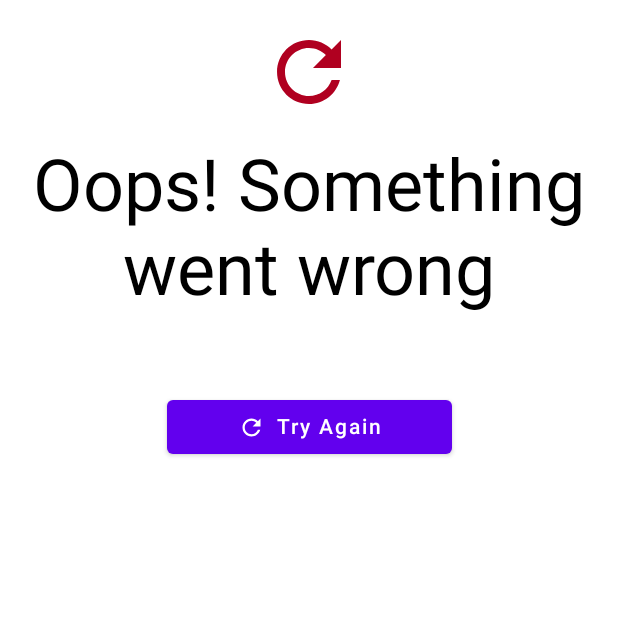
After one commit to paras-28/movie_app_jetpack_compose, an Android app built with Jetpack Compose: the composable ErrorContentView called with empty values, on a phone screen of 412 x 824 dp, the top half of it. The commit adds this screen. Run offline under Robolectric (Android 15) with nearby library versions, the phone set to English and light mode, and no system bars; 1 statement that could not run was skipped.

Commit message:
added roburst api error handling

```diff
--- a/app/build.gradle.kts
+++ b/app/build.gradle.kts
@@ -66,6 +66,7 @@ dependencies {
     implementation(libs.androidx.lifecycle.viewmodel.ktx)
     implementation(libs.androidx.runtime.livedata)
     implementation(libs.play.services.basement)
+    implementation(libs.androidx.compose.runtime)
     debugImplementation(libs.ui.tooling)
     val navVersion = "2.9.3"
     implementation(libs.androidx.core.ktx)
--- a/app/src/main/java/com/example/movie_app/domain/common/NetworkResponse.kt
+++ b/app/src/main/java/com/example/movie_app/domain/common/NetworkResponse.kt
@@ -15,5 +15,5 @@ sealed interface NetworkResponse<out T> {
 
     data class Loading(val status: Boolean) : NetworkResponse<Nothing>
 
-    data class Exception<T : Any>(val e: Throwable) : NetworkResponse<T>
+//    data class Exception<T : Any>(val e: Throwable) : NetworkResponse<T>
 }
--- /dev/null
+++ b/app/src/main/java/com/example/movie_app/presentation/Home/composables/ErrorContentView.kt
@@ -0,0 +1,83 @@
+package com.example.movie_app.presentation.Home.composables
+
+import androidx.compose.foundation.layout.Arrangement
+import androidx.compose.foundation.layout.Column
+import androidx.compose.foundation.layout.Spacer
+import androidx.compose.foundation.layout.fillMaxWidth
+import androidx.compose.foundation.layout.height
+import androidx.compose.foundation.layout.padding
+import androidx.compose.foundation.layout.size
+import androidx.compose.foundation.layout.width
+import androidx.compose.material.Button
+import androidx.compose.material.Icon
+import androidx.compose.material.MaterialTheme
+import androidx.compose.material.Text
+import androidx.compose.material.icons.Icons
+import androidx.compose.material.icons.filled.Refresh
+import androidx.compose.runtime.Composable
+import androidx.compose.ui.Alignment
+import androidx.compose.ui.Modifier
+import androidx.compose.ui.text.style.TextAlign
+import androidx.compose.ui.unit.dp
+
+
+@Composable
+fun ErrorContentView(
+    message: String,
+    errorCode: String?,
+    onRetry: () -> Unit
+) {
+    Column(
+        modifier = Modifier.padding(16.dp),
+        horizontalAlignment = Alignment.CenterHorizontally,
+        verticalArrangement = Arrangement.Center
+    ) {
+        Icon(
+            imageVector = Icons.Default.Refresh,
+            contentDescription = "Error",
+            modifier = Modifier.size(64.dp),
+            tint = MaterialTheme.colors.error
+        )
+
+        Spacer(modifier = Modifier.height(16.dp))
+
+        Text(
+            text = "Oops! Something went wrong",
+            style = MaterialTheme.typography.h3,
+            textAlign = TextAlign.Center
+        )
+
+        Spacer(modifier = Modifier.height(8.dp))
+
+        Text(
+            text = message,
+            style = MaterialTheme.typography.body2,
+            textAlign = TextAlign.Center,
+//            color =
+        )
+
+        errorCode?.let {
+            Spacer(modifier = Modifier.height(4.dp))
+            Text(
+                text = "Error Code: $it",
+                style = MaterialTheme.typography.body2,
+//                color =
+            )
+        }
+
+        Spacer(modifier = Modifier.height(24.dp))
+
+        Button(
+            onClick = onRetry,
+            modifier = Modifier.fillMaxWidth(0.5f)
+        ) {
+            Icon(
+                imageVector = Icons.Default.Refresh,
+                contentDescription = null,
+                modifier = Modifier.size(18.dp)
+            )
+            Spacer(modifier = Modifier.width(8.dp))
+            Text("Try Again")
+        }
+    }
+}
--- a/gradle/libs.versions.toml
+++ b/gradle/libs.versions.toml
@@ -15,6 +15,7 @@ uiTooling = "1.9.0"
 lifecycleViewmodelKtx = "2.9.3"
 runtimeLivedata = "1.9.0"
 playServicesBasement = "18.9.0"
+runtime = "1.9.3"
 
 [libraries]
 androidx-core-ktx = { group = "androidx.core", name = "core-ktx", version.ref = "coreKtx" }
@@ -38,6 +39,7 @@ ui-tooling = { group = "androidx.compose.ui", name = "ui-tooling", version.ref =
 androidx-lifecycle-viewmodel-ktx = { group = "androidx.lifecycle", name = "lifecycle-viewmodel-ktx", version.ref = "lifecycleViewmodelKtx" }
 androidx-runtime-livedata = { group = "androidx.compose.runtime", name = "runtime-livedata", version.ref = "runtimeLivedata" }
 play-services-basement = { group = "com.google.android.gms", name = "play-services-basement", version.ref = "playServicesBasement" }
+androidx-compose-runtime = { group = "androidx.compose.runtime", name = "runtime", version.ref = "runtime" }
 
 [plugins]
 android-application = { id = "com.android.application", version.ref = "agp" }
```
Also changed, not shown: app/src/main/java/com/example/movie_app/presentation/Home/HomeViewModel/HomeViewModel.kt (+42 -2 lines), app/src/main/java/com/example/movie_app/presentation/Home/HomeViewModel/MovieUIState.kt (added, +11 -0 lines), app/src/main/java/com/example/movie_app/presentation/Home/composables/HomeTabView.kt (+62 -15 lines).
